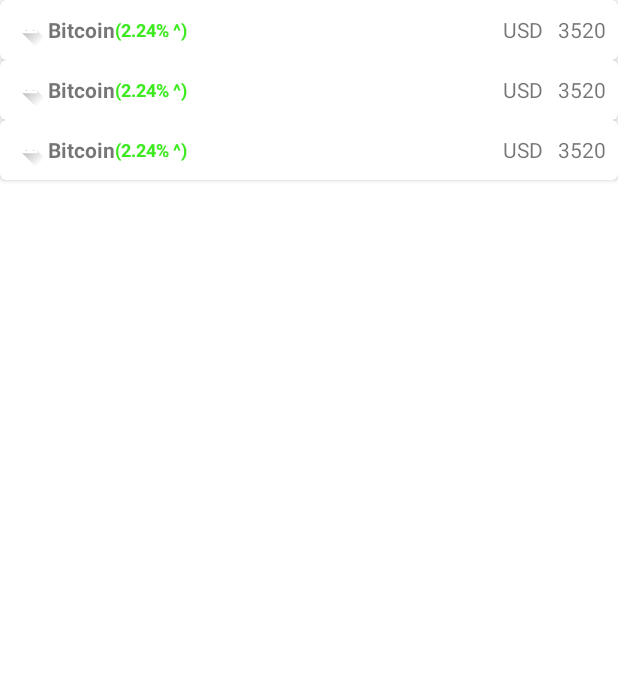
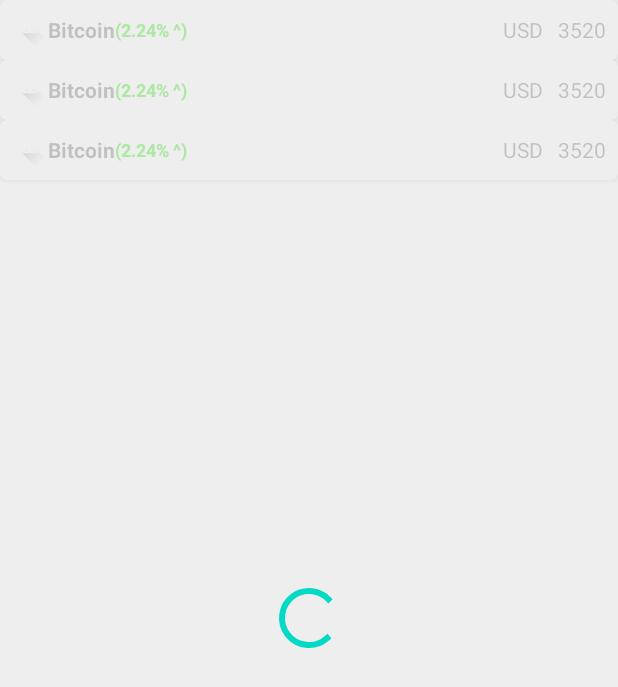
Before and after one commit to elicasama/cripto-visor, an Android app: the layout activity_main.xml on its own in the app's theme, with its tools: preview values and no code run, on a phone screen of 412 x 824 dp. Shown: the top 687 px of the screen. Run offline under Robolectric (Android 15) with nearby library versions, the phone set to English and light mode, and no system bars.

Commit message:
Agrego la progressbar en un nuevo frame

```diff
--- a/app/src/main/res/layout/activity_main.xml
+++ b/app/src/main/res/layout/activity_main.xml
@@ -13,4 +13,18 @@
         tools:listitem="@layout/item_moneda"
         tools:itemCount="3"
     />
+
+    <FrameLayout
+        android:layout_width="match_parent"
+        android:layout_height="match_parent"
+        android:background="@color/shadow"
+        android:visibility="visible">
+
+        <ProgressBar
+            android:layout_width="wrap_content"
+            android:layout_height="wrap_content"
+            android:layout_gravity="center"
+            >
+        </ProgressBar>
+    </FrameLayout>
 </FrameLayout>
--- a/app/src/main/res/values/colors.xml
+++ b/app/src/main/res/values/colors.xml
@@ -7,7 +7,7 @@
     <color name="teal_700">#FF018786</color>
     <color name="black">#FF000000</color>
     <color name="white">#FFFFFFFF</color>
-    <color name="shadow">#E6E6E6</color>
+    <color name="shadow">#AAE6E6E6</color>
 
 
     <color name="alza">#3DEA20</color>
```
